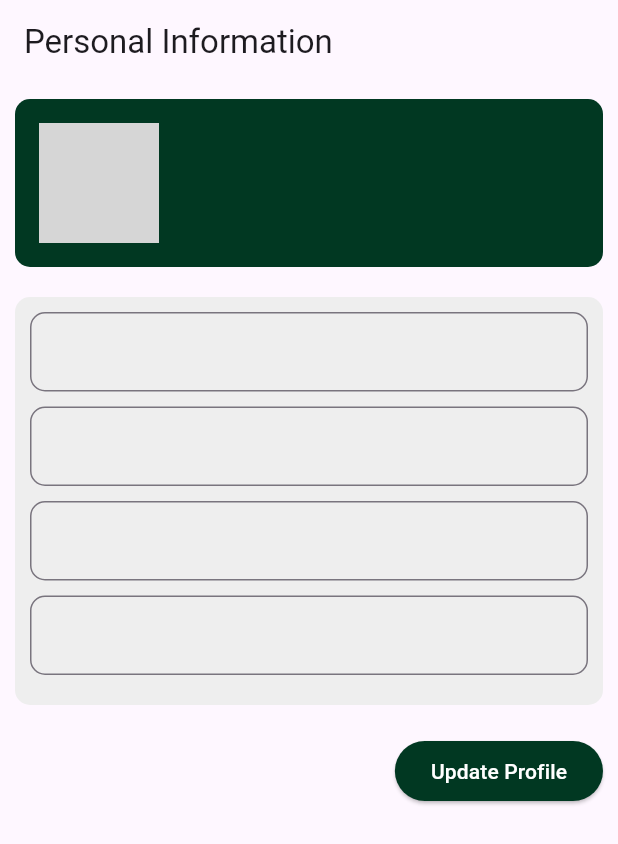
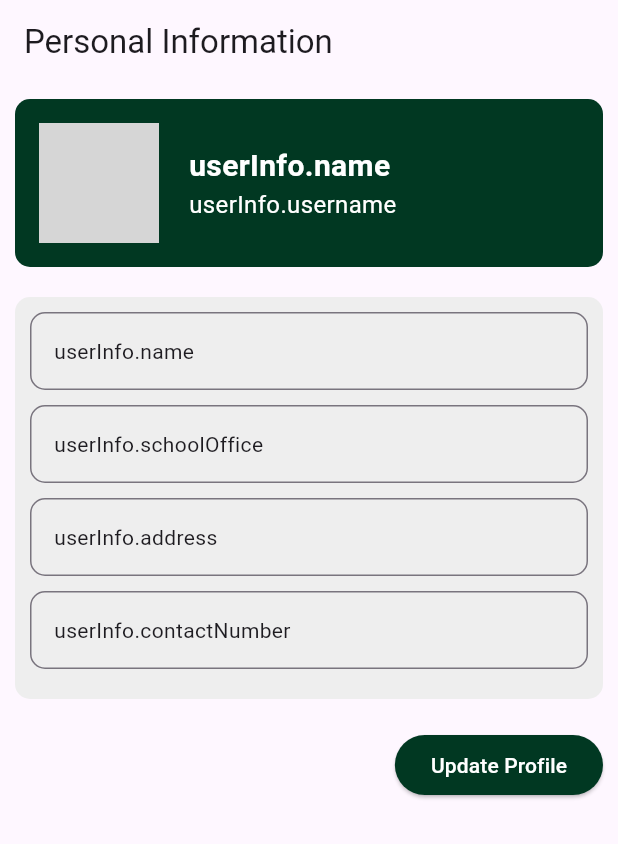
Before and after one commit to mcla-project/mcl_user, a Flutter app: the PersonalInfoPage screen opened directly with empty values, on a phone screen of 412 x 824 dp. Shown: the top 844 px of the screen. Run offline on Flutter 3.47's test engine with Material 3 defaults, Android fonts, the phone set to English and light mode, and no system bars; our stand-ins replace cloud_firestore, firebase_auth, firebase_core, flutter_rating_bar; accounts and stored records are empty; network calls fail; grey boxes are pictures that could not be loaded.

```diff
--- a/lib/pages/profile_page/about_us.dart
+++ b/lib/pages/profile_page/about_us.dart
@@ -2,10 +2,11 @@ import 'package:flutter/material.dart';
 import 'package:mcl_user/components/user_info.dart';
 
 class AboutUsPage extends StatelessWidget {
-  final UserInfo userInfo;
+  // final UserInfo userInfo;
   final Function(Widget) navigateToPage;
 
-  const AboutUsPage({super.key, required this.userInfo, required this.navigateToPage,});
+  //  required this.userInfo,
+  const AboutUsPage({super.key, required this.navigateToPage,});
 
   @override
   Widget build(BuildContext context) {
@@ -35,13 +36,13 @@ class AboutUsPage extends StatelessWidget {
                       crossAxisAlignment: CrossAxisAlignment.start,
                       children: [
                         Text(
-                          userInfo.name,
+                          "userInfo.name",
                           style: const TextStyle(
                               fontSize: 20,
                               fontWeight: FontWeight.bold,
                               color: Colors.white),
                         ),
-                        Text(userInfo.username,
+                        Text("userInfo.username",
                             style: const TextStyle(
                                 fontSize: 16, color: Colors.white)),
                       ],
--- a/lib/pages/profile_page/personal_info.dart
+++ b/lib/pages/profile_page/personal_info.dart
@@ -4,10 +4,11 @@ import 'package:mcl_user/components/user_info.dart';
 import 'update_profile.dart';
 
 class PersonalInfoPage extends StatelessWidget {
-  final UserInfo userInfo;
+  // final UserInfo userInfo;
   final Function(Widget) navigateToPage;
+  // , required this.userInfo,
 
-  const PersonalInfoPage({super.key, required this.userInfo, required this.navigateToPage,});
+  const PersonalInfoPage({super.key, required this.navigateToPage,});
 
   @override
   Widget build(BuildContext context) {
@@ -38,13 +39,13 @@ class PersonalInfoPage extends StatelessWidget {
                       crossAxisAlignment: CrossAxisAlignment.start,
                       children: [
                         Text(
-                          userInfo.name,
+                          "userInfo.name",
                           style: const TextStyle(
                               fontSize: 20,
                               fontWeight: FontWeight.bold,
                               color: Colors.white),
                         ),
-                        Text(userInfo.username,
+                        Text("userInfo.username",
                             style: const TextStyle(
                                 fontSize: 16, color: Colors.white)),
                       ],
@@ -74,7 +75,7 @@ class PersonalInfoPage extends StatelessWidget {
                           borderRadius: BorderRadius.circular(10.0),
                         ),
                       ),
-                      child: Text(userInfo.name),
+                      child: Text("userInfo.name"),
                     ),
                   ),
                   Container(
@@ -89,7 +90,7 @@ class PersonalInfoPage extends StatelessWidget {
                           borderRadius: BorderRadius.circular(10.0),
                         ),
                       ),
-                      child: Text(userInfo.schoolOffice),
+                      child: Text("userInfo.schoolOffice"),
                     ),
                   ),
                   Container(
@@ -104,7 +105,7 @@ class PersonalInfoPage extends StatelessWidget {
                           borderRadius: BorderRadius.circular(10.0),
                         ),
                       ),
-                      child: Text(userInfo.address),
+                      child: Text("userInfo.address"),
                     ),
                   ),
                   Container(
@@ -119,7 +120,7 @@ class PersonalInfoPage extends StatelessWidget {
                           borderRadius: BorderRadius.circular(10.0),
                         ),
                       ),
-                      child: Text(userInfo.contactNumber),
+                      child: Text("userInfo.contactNumber"),
                     ),
                   ),
                 ],
--- a/lib/pages/profile_page/view_card.dart
+++ b/lib/pages/profile_page/view_card.dart
@@ -2,9 +2,9 @@ import 'package:flutter/material.dart';
 import 'package:mcl_user/components/user_info.dart';
 
 class ViewCardPage extends StatelessWidget {
-  final UserInfo userInfo;
-
-  const ViewCardPage({super.key, required this.userInfo});
+  // final UserInfo userInfo;
+// required this.userInfo
+  const ViewCardPage({super.key});
 
   @override
   Widget build(BuildContext context) {
@@ -35,13 +35,13 @@ class ViewCardPage extends StatelessWidget {
                       crossAxisAlignment: CrossAxisAlignment.start,
                       children: [
                         Text(
-                          userInfo.name,
+                          "userInfo.name",
                           style: const TextStyle(
                               fontSize: 20,
                               fontWeight: FontWeight.bold,
                               color: Colors.white),
                         ),
-                        Text(userInfo.username,
+                        Text("userInfo.username",
                             style: const TextStyle(
                                 fontSize: 16, color: Colors.white)),
                       ],
@@ -71,7 +71,7 @@ class ViewCardPage extends StatelessWidget {
                           borderRadius: BorderRadius.circular(10.0),
                         ),
                       ),
-                      child: Text(userInfo.name),
+                      child: Text("userInfo.name"),
                     ),
                   ),
                   Container(
@@ -86,7 +86,7 @@ class ViewCardPage extends StatelessWidget {
                           borderRadius: BorderRadius.circular(10.0),
                         ),
                       ),
-                      child: Text(userInfo.schoolOffice),
+                      child: Text("userInfo.schoolOffice"),
                     ),
                   ),
                   Container(
@@ -101,7 +101,7 @@ class ViewCardPage extends StatelessWidget {
                           borderRadius: BorderRadius.circular(10.0),
                         ),
                       ),
-                      child: Text(userInfo.address),
+                      child: Text("userInfo.address"),
                     ),
                   ),
                   Container(
@@ -116,7 +116,7 @@ class ViewCardPage extends StatelessWidget {
                           borderRadius: BorderRadius.circular(10.0),
                         ),
                       ),
-                      child: Text(userInfo.contactNumber),
+                      child: Text("userInfo.contactNumber"),
                     ),
                   ),
                 ],
```
Also changed, not shown: lib/components/base_layout.dart (+8 -8 lines), lib/pages/home.dart (+7 -1 lines), lib/pages/profile.dart (+68 -36 lines), lib/pages/profile_page/feedback.dart (+24 -17 lines), lib/pages/splash_screen/signup.dart (+70 -18 lines).
